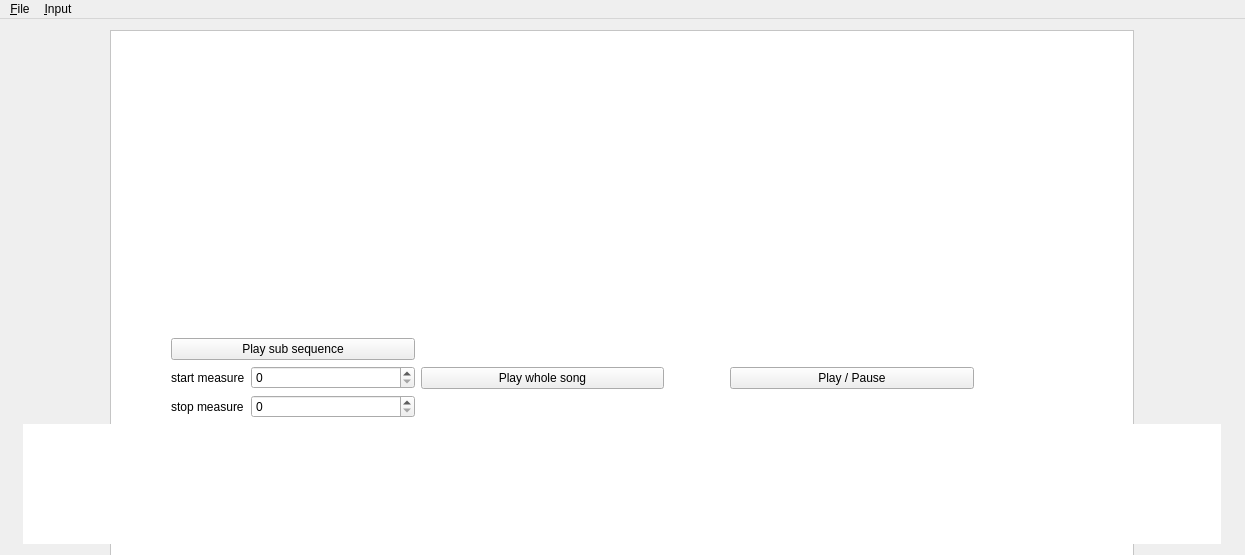
Old version of the form src/mainwindow.ui in the repository s-d-m2/lilyplayer.
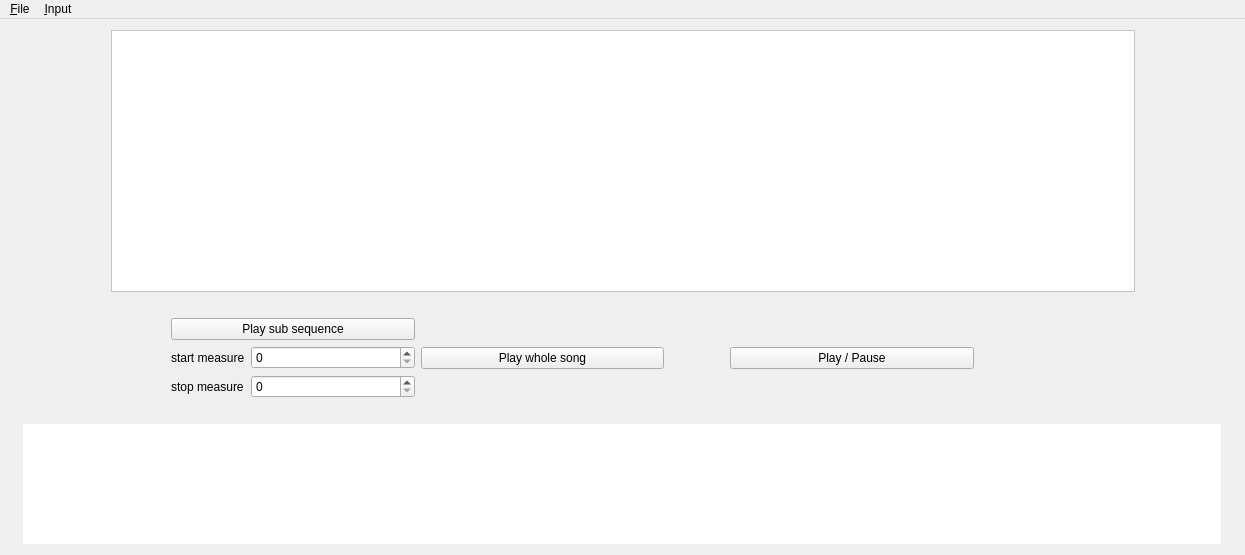
New version of the form.

Diff of the .ui file:
```diff
--- a/src/mainwindow.ui
+++ b/src/mainwindow.ui
@@ -36,30 +36,75 @@
     <bool>true</bool>
    </property>
    <layout class="QVBoxLayout" name="verticalLayout">
-    <item alignment="Qt::AlignHCenter|Qt::AlignBottom">
+    <item>
+     <layout class="QVBoxLayout" name="verticalLayout_5">
+      <item>
+       <layout class="QHBoxLayout" name="horizontalLayout_3">
+        <item>
+         <spacer name="horizontalSpacer_6">
+          <property name="orientation">
+           <enum>Qt::Horizontal</enum>
+          </property>
+          <property name="sizeHint" stdset="0">
+           <size>
+            <width>40</width>
+            <height>20</height>
+           </size>
+          </property>
+         </spacer>
+        </item>
+        <item>
      <widget class="QGraphicsView" name="music_sheet">
-      <property name="enabled">
-       <bool>true</bool>
+          <property name="sizePolicy">
+           <sizepolicy hsizetype="Fixed" vsizetype="Expanding">
+            <horstretch>0</horstretch>
+            <verstretch>0</verstretch>
+           </sizepolicy>
       </property>
       <property name="minimumSize">
        <size>
         <width>1024</width>
-        <height>600</height>
-       </size>
-      </property>
-      <property name="cursor" stdset="0">
-       <cursorShape>ArrowCursor</cursorShape>
-      </property>
+            <height>0</height>
+           </size>
+          </property>
       <property name="autoFillBackground">
        <bool>false</bool>
       </property>
       <property name="styleSheet">
        <string notr="true">background-color: rgb(255, 255, 255);</string>
       </property>
-      <property name="sizeAdjustPolicy">
-       <enum>QAbstractScrollArea::AdjustToContents</enum>
-      </property>
-     </widget>
+         </widget>
+        </item>
+        <item>
+         <spacer name="horizontalSpacer_7">
+          <property name="orientation">
+           <enum>Qt::Horizontal</enum>
+          </property>
+          <property name="sizeHint" stdset="0">
+           <size>
+            <width>40</width>
+            <height>20</height>
+           </size>
+          </property>
+         </spacer>
+        </item>
+       </layout>
+      </item>
+      <item>
+       <spacer name="verticalSpacer">
+        <property name="orientation">
+         <enum>Qt::Vertical</enum>
+        </property>
+        <property name="sizeType">
+         <enum>QSizePolicy::Fixed</enum>
+        </property>
+        <property name="sizeHint" stdset="0">
+         <size>
+          <width>20</width>
+          <height>20</height>
+         </size>
+        </property>
+       </spacer>
     </item>
     <item>
      <layout class="QHBoxLayout" name="horizontalLayout">
@@ -162,7 +207,38 @@
       </item>
      </layout>
     </item>
-    <item alignment="Qt::AlignHCenter|Qt::AlignVCenter">
+      <item>
+       <spacer name="verticalSpacer_2">
+        <property name="orientation">
+         <enum>Qt::Vertical</enum>
+        </property>
+        <property name="sizeType">
+         <enum>QSizePolicy::Fixed</enum>
+        </property>
+        <property name="sizeHint" stdset="0">
+         <size>
+          <width>20</width>
+          <height>20</height>
+         </size>
+        </property>
+       </spacer>
+      </item>
+      <item>
+       <layout class="QHBoxLayout" name="horizontalLayout_2">
+        <item>
+         <spacer name="horizontalSpacer_2">
+          <property name="orientation">
+           <enum>Qt::Horizontal</enum>
+          </property>
+          <property name="sizeHint" stdset="0">
+           <size>
+            <width>40</width>
+            <height>20</height>
+           </size>
+          </property>
+         </spacer>
+        </item>
+        <item>
      <widget class="QGraphicsView" name="keyboard">
       <property name="sizePolicy">
        <sizepolicy hsizetype="Fixed" vsizetype="Fixed">
@@ -223,6 +299,23 @@
       </property>
      </widget>
     </item>
+        <item>
+         <spacer name="horizontalSpacer_5">
+          <property name="orientation">
+           <enum>Qt::Horizontal</enum>
+          </property>
+          <property name="sizeHint" stdset="0">
+           <size>
+            <width>40</width>
+            <height>20</height>
+           </size>
+          </property>
+         </spacer>
+        </item>
+       </layout>
+      </item>
+     </layout>
+    </item>
    </layout>
   </widget>
   <widget class="QMenuBar" name="menuBar">
```
Left out of the diff: 2 changed lines with no effect on the pictures. Lines whose indentation alone changed are shown as unchanged.
